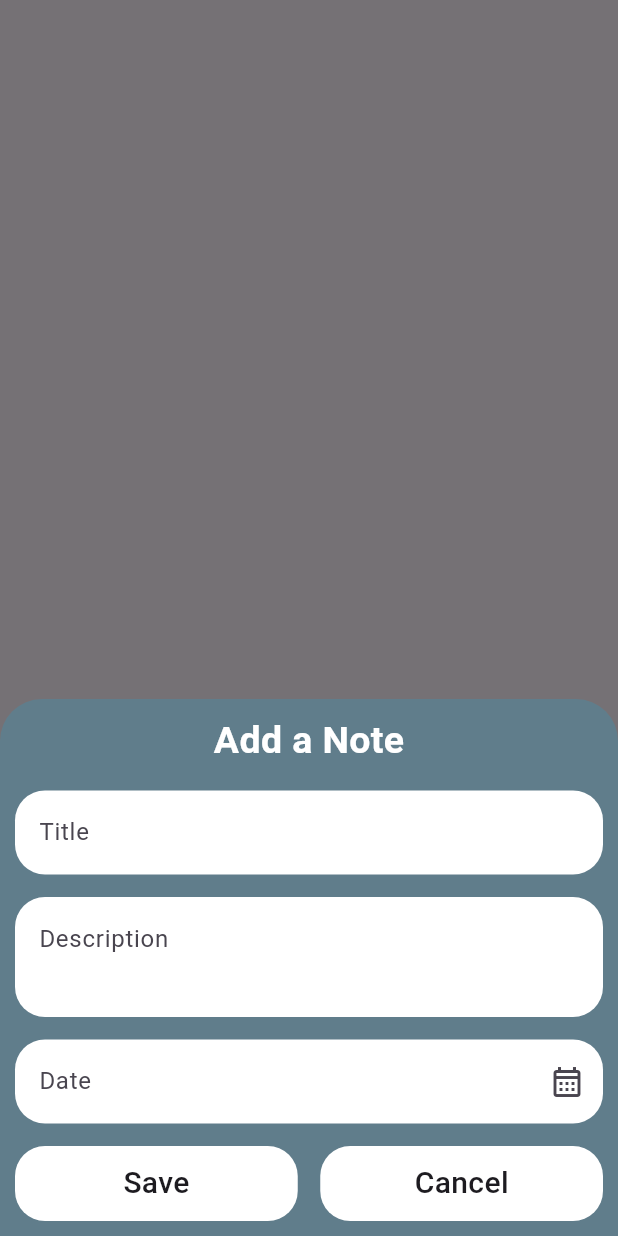
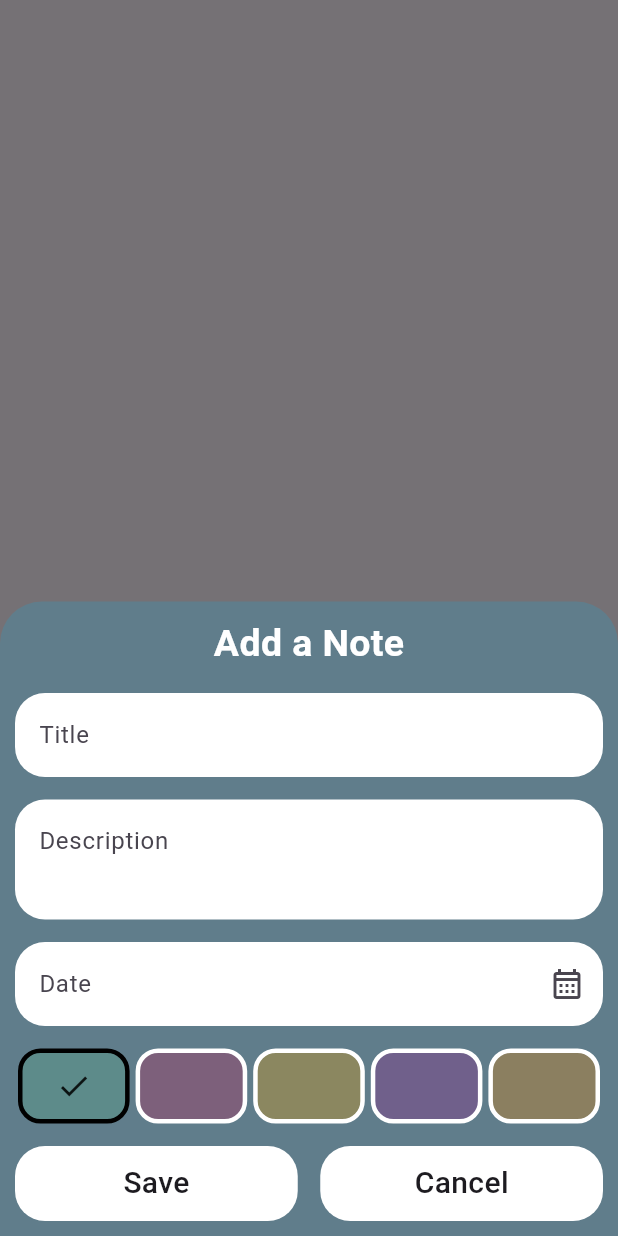
Before and after one commit to AparnaSallabhan/note_application_sample, a Flutter app: the screen it shows after launch, after a tap on the "add" icon, on a phone screen of 412 x 824 dp. Run offline on Flutter 3.47's test engine with Material 3 defaults, Android fonts, the light colour scheme and no system bars.

Commit message:
color palette added

```diff
--- /dev/null
+++ b/lib/utils/color_constants.dart
@@ -0,0 +1,9 @@
+import 'package:flutter/material.dart';
+
+class ColorConstants{
+  static Color teal = Color(0xFF5D8B8A);
+  static Color mauve = Color(0xFF7D607B);
+  static Color olive = Color(0xFF8B8760);
+  static Color taupe = Color(0xFF8B7F60);
+  static Color purple = Color(0xFF70608B);
+}
--- a/lib/view/note_list_screen/note_list_screen.dart
+++ b/lib/view/note_list_screen/note_list_screen.dart
@@ -2,6 +2,7 @@
 
 import 'package:flutter/material.dart';
 import 'package:note_application_sample/dummy_db.dart';
+import 'package:note_application_sample/utils/color_constants.dart';
 import 'package:note_application_sample/view/note_list_screen/widgets/note_card.dart';
 
 class NoteListScreen extends StatefulWidget {
@@ -15,6 +16,17 @@ class _NoteListScreenState extends State<NoteListScreen> {
   TextEditingController titleController = TextEditingController();
   TextEditingController descriptionController = TextEditingController();
   TextEditingController dateController = TextEditingController();
+
+  List noteColors = [
+     ColorConstants.teal,
+    ColorConstants.mauve,
+    ColorConstants.olive,
+    ColorConstants.purple,
+    ColorConstants.taupe,
+
+  ];
+  int selectedColorIndex = 0;
+
   @override
   Widget build(BuildContext context) {
     return Scaffold(
@@ -24,7 +36,7 @@ class _NoteListScreenState extends State<NoteListScreen> {
           title: DummyDb.notesList[index]["title"],
           description: DummyDb.notesList[index]["description"],
           date: DummyDb.notesList[index]["date"],
-
+          cardColor:noteColors[DummyDb.notesList[index]["colorIndex"]] ,
           //fn of delete button
           onDelete: () {
             DummyDb.notesList.removeAt(index);
@@ -130,6 +142,39 @@ class _NoteListScreenState extends State<NoteListScreen> {
                   SizedBox(
                     height: 15,
                   ),
+//colorPalette
+                  StatefulBuilder(builder: (context, colorSetState) =>Row(
+                    children: List.generate(
+                      noteColors.length,
+                      (index) => Expanded(
+                        child: Padding(
+                            padding: EdgeInsets.symmetric(horizontal: 2),
+                          child: InkWell(
+                            onTap: () {
+                              selectedColorIndex = index;
+                              colorSetState(() {});
+                            },
+                            child: Container(
+                              width: 50,
+                              height: 50,
+                              decoration: BoxDecoration(
+                                borderRadius: BorderRadius.circular(15),
+                                color: noteColors[index],
+                                border: Border.all(
+                                  color: selectedColorIndex==index? Colors.black : Colors.white,
+                                  width: 3
+                                )
+                              ),
+                              child:selectedColorIndex == index? Icon(Icons.check): null,
+                            ),
+                          ),
+                        ),
+                      ),),
+                  ), ),
+
+                   SizedBox(
+                    height: 15,
+                  ),
                   Row(
                     children: [
 //save
@@ -140,16 +185,18 @@ class _NoteListScreenState extends State<NoteListScreen> {
                               DummyDb.notesList[index!]= {
                               "title": titleController.text,
                               "description": descriptionController.text,
-                              "date": dateController.text
-                            };
+                              "date": dateController.text,
+                              "colorIndex" : selectedColorIndex
+                            };//editing a note
                             }
                             else
                            {
                             DummyDb.notesList.add({
                               "title": titleController.text,
                               "description": descriptionController.text,
-                              "date": dateController.text
-                            });
+                              "date": dateController.text,
+                              "colorIndex" : selectedColorIndex
+                            });//adding a note
                             }
                             Navigator.pop(context); //to pop bottomsheet on pressing save button
                             setState(() {});
```
Also changed, not shown: lib/view/note_list_screen/widgets/note_card.dart (+5 -2 lines).
